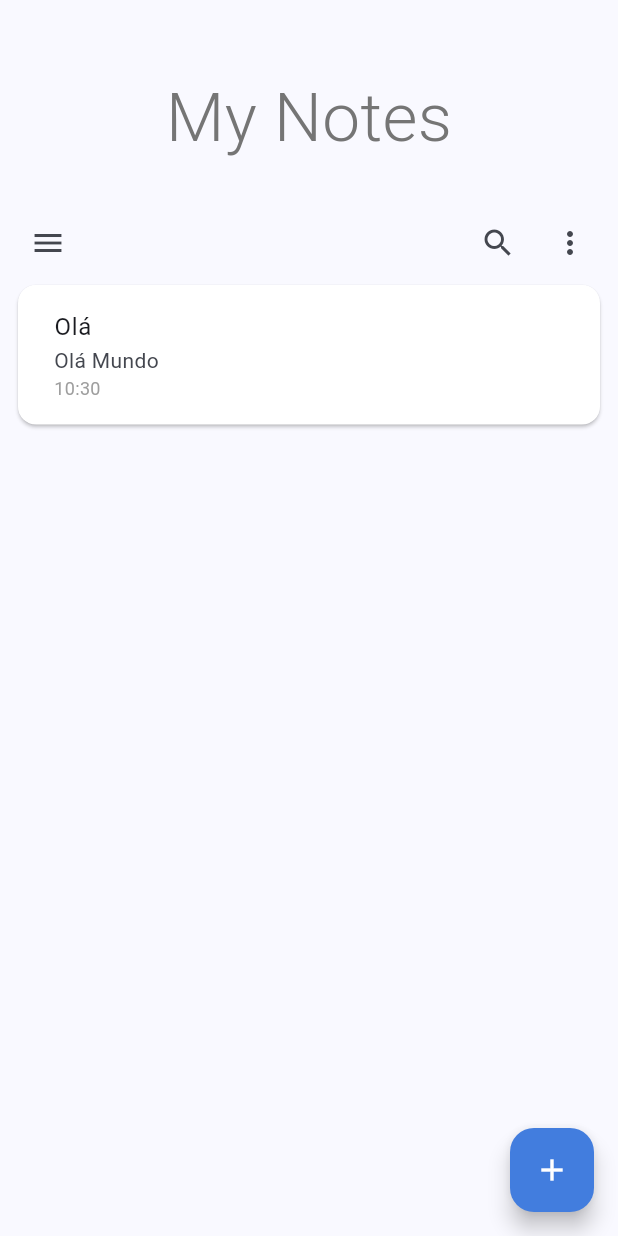
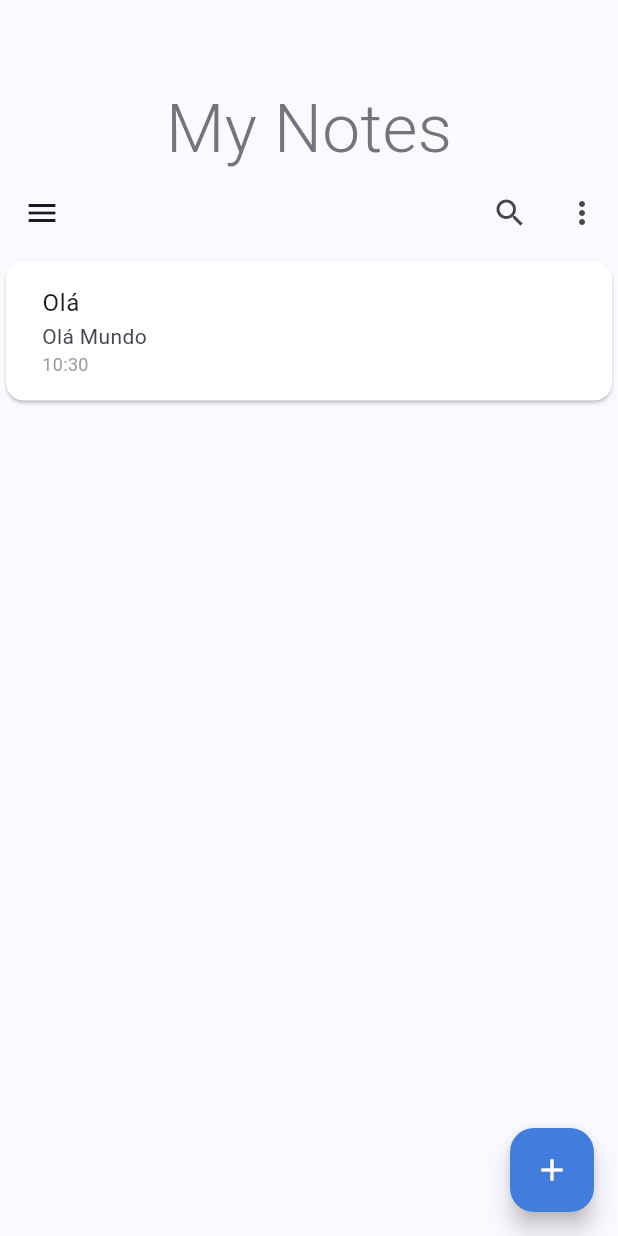
Before and after one commit to IldySilva/flutter_hive_tutorial, a Flutter app: the screen it shows after launch, after a tap on the "add" icon, on a phone screen of 412 x 824 dp. Run offline on Flutter 3.47's test engine with Material 3 defaults, Android fonts, the phone set to English and light mode, and no system bars; our stand-ins replace hive_flutter; accounts and stored records are empty.

Commit message:
add SliverAppBar

```diff
--- /dev/null
+++ b/lib/components/note_tile.dart
@@ -0,0 +1,63 @@
+import 'package:flutter/material.dart';
+import 'package:flutter_hive_tutorial/services/date_extensions.dart';
+
+import '../models/note.dart';
+
+class NoteTile extends StatefulWidget {
+  NoteTile({super.key, required this.note});
+
+  Note note;
+  @override
+  State<NoteTile> createState() => _NoteTileState();
+}
+
+class _NoteTileState extends State<NoteTile> with SingleTickerProviderStateMixin {
+  late AnimationController _animationController;
+  late Animation<double> _scaleAnimation;
+  @override
+  void initState() {
+    _animationController = AnimationController(vsync: this, duration: const Duration(milliseconds: 300))..forward();
+    _scaleAnimation = Tween<double>(begin: 0.5, end: 1)
+        .animate(CurvedAnimation(parent: _animationController, curve: Curves.easeInOut));
+    super.initState();
+  }
+
+  double containerWidth = 400;
+  Offset containerOffset = const Offset(0, 0);
+
+  @override
+  void dispose() {
+ _animationController.dispose();
+    super.dispose();
+  }
+  @override
+  Widget build(BuildContext context) {
+    return AnimatedContainer(
+      duration: const Duration(milliseconds: 200),
+      child: ScaleTransition(
+        scale: _scaleAnimation,
+        child: Card(
+          surfaceTintColor: Colors.white,
+          color: Colors.white,
+          child: Padding(
+            padding: const EdgeInsets.all(8.0),
+            child: ListTile(
+              tileColor: Colors.white,
+              subtitle: Column(
+                crossAxisAlignment: CrossAxisAlignment.start,
+                children: [
+                  if (widget.note.description != null) Text(widget.note.description ?? ""),
+                  Text(
+                    widget.note.dateTime.getDayAndHour(),
+                    style: const TextStyle(color: Colors.grey, fontSize: 12),
+                  )
+                ],
+              ),
+              title: Text(widget.note.title),
+            ),
+          ),
+        ),
+      ),
+    );
+  }
+}
--- a/lib/main.dart
+++ b/lib/main.dart
@@ -1,9 +1,11 @@
 import 'package:flutter/cupertino.dart';
 import 'package:flutter/material.dart';
+import 'package:flutter/widgets.dart';
 import 'package:flutter_hive_tutorial/services/date_extensions.dart';
 import 'package:flutter_hive_tutorial/services/notes_service.dart';
 import 'package:hive_flutter/hive_flutter.dart';
 
+import 'components/note_tile.dart';
 import 'models/note.dart';
 
 void main() async {
@@ -40,69 +42,49 @@ class MyApp extends StatelessWidget {
               color: Colors.white,
             ),
           ),
-            body: Padding(
-              padding: const EdgeInsets.all(8.0),
-              child: Column(
-                crossAxisAlignment: CrossAxisAlignment.center,
-                children: [
-                  const SizedBox(height: 30),
-                  Padding(
-                      padding: const EdgeInsets.all(8.0),
-                      child: Center(
-                        child: Text(
-                          "My Notes",
-                          style: TextStyle(fontSize: 45, color: Colors.grey.shade600, fontWeight: FontWeight.w300),
+          body: CustomScrollView(slivers: [
+            SliverAppBar(
+              pinned: true,
+              floating: false,
+              bottom: PreferredSize(
+                preferredSize: Size.fromHeight(100),
+                child: AppBar(
+                  leading: IconButton(
+                    onPressed: () {},
+                    icon: const Icon(Icons.menu),
                   ),
-                      )),
-                  const SizedBox(height: 20),
-                  Row(
-                    mainAxisAlignment: MainAxisAlignment.spaceBetween,
-                    children: [
-                      IconButton(onPressed: () {}, icon: const Icon(Icons.menu)),
-                      Row(
-                        children: [
+                  actions: [
                     IconButton(onPressed: () {}, icon: const Icon(Icons.search)),
                     IconButton(onPressed: () {}, icon: const Icon(Icons.more_vert))
                   ],
-                      )
-                    ],
                 ),
-                  Expanded(
-                    child: ValueListenableBuilder(
+              ),
+              expandedHeight: 170.0,
+
+              flexibleSpace: Center(
+                child: Text(
+                  "My Notes",
+                  style: TextStyle(fontSize: 45,color: Colors.grey.shade600, fontWeight: FontWeight.w300),  ),
+              ),
+            ),
+            ValueListenableBuilder(
+                valueListenable: Hive.box<Note>("notes").listenable(),
                 builder: (context, box, _) {
                   var list = box.values.toList().reversed.toList();
-                        return ListView.builder(
-                            itemCount: list.length,
-                            itemBuilder: (context, index) {
+
+                  return SliverList(
+
+                    delegate: SliverChildBuilderDelegate(
+
+                      (_, int index) {
                         Note note = list[index];
-
-                              return Card(
-                                surfaceTintColor: Colors.white,
-                                color: Colors.white,
-                                child: Padding(
-                                  padding: const EdgeInsets.all(8.0),
-                                  child: ListTile(
-                                    tileColor: Colors.white,
-                                    subtitle: Column(
-                                      crossAxisAlignment: CrossAxisAlignment.start,
-                                      children: [
-                                        if (note.description != null) Text(note.description ?? ""),
-                                        Text(note.dateTime.getDayAndHour(),style: const TextStyle(color: Colors.grey,fontSize: 12),)
-                                      ],
-                                    ),
-                                    title: Text(note.title),
-                                  ),
+                        return NoteTile(note: note);
+                      },
+                      childCount: list.length,
                     ),
                   );
-                            });
-                      },
-                      valueListenable: Hive.box<Note>("notes").listenable(),
-                    ),
-                  )
-                ],
-              ),
-            ),
-          ),
-        ));
+                }),
+          ]),
+        )));
   }
 }
```
Lines whose indentation alone changed are shown as unchanged.
